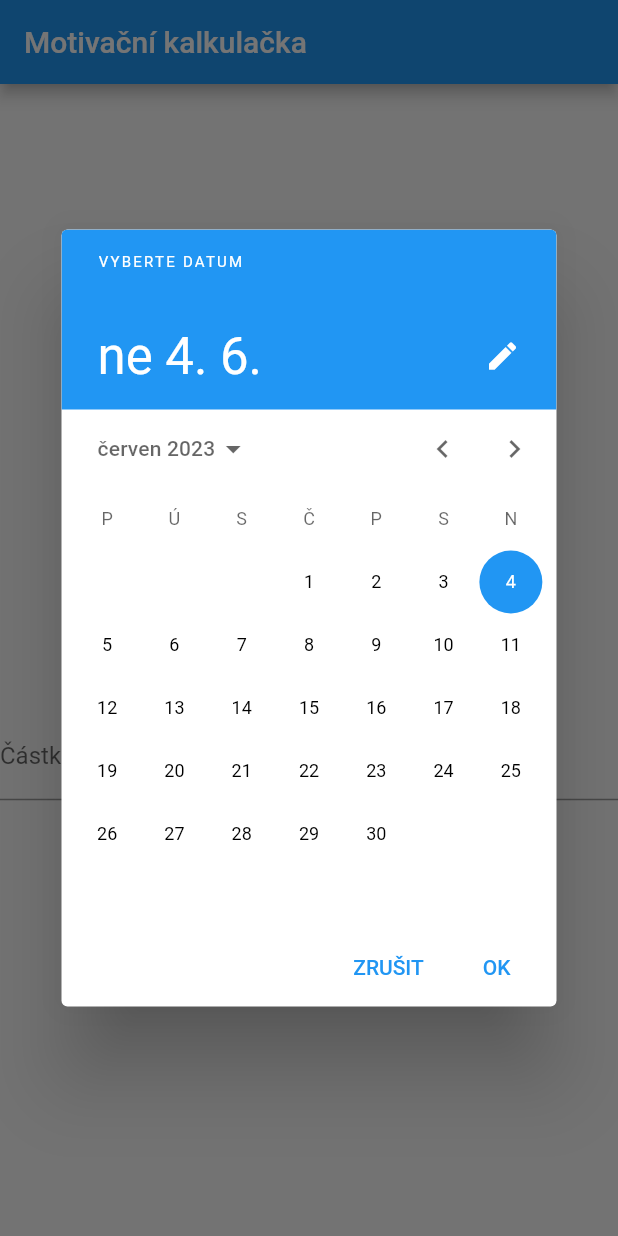
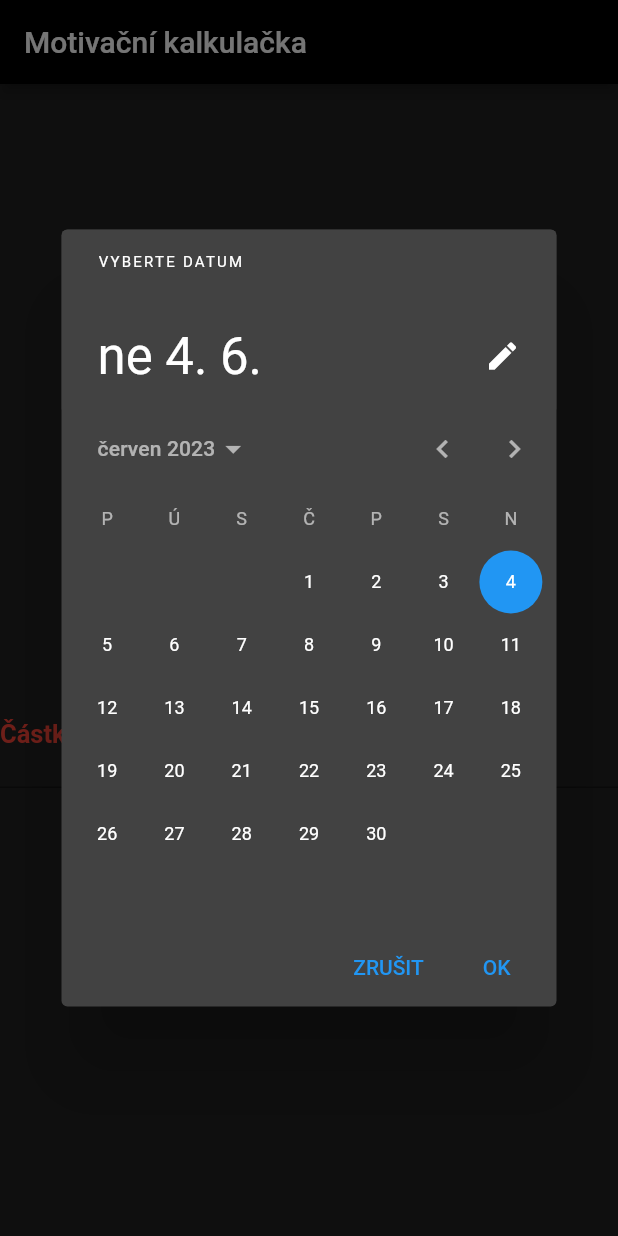
Before and after one commit to luklukass/counter_app, a Flutter app: the screen it shows after launch, after a tap on "Vyber", on a phone screen of 412 x 824 dp. Run offline on Flutter 3.47's test engine with Material 2 defaults, Android fonts, the light colour scheme and no system bars.

Commit message:
5st version, czech language

```diff
--- a/lib/main.dart
+++ b/lib/main.dart
@@ -1,5 +1,4 @@
 import 'package:flutter/material.dart';
-import 'package:intl/date_symbol_data_local.dart';
 import 'package:intl/intl.dart';
 import 'package:flutter_localizations/flutter_localizations.dart';
 
@@ -17,16 +16,14 @@ class MyApp extends StatefulWidget {
 class _MyAppState extends State<MyApp> {
   @override
   Widget build(BuildContext context) {
-    return MaterialApp(
+    return const MaterialApp(
       title: 'Earnings Tracker',
-      theme: ThemeData(
-        primarySwatch: Colors.blue,
-      ),
+      // Apply dark theme to the app
       home: EarningsPage(),
-      localizationsDelegates: const [
+      localizationsDelegates: [
         GlobalMaterialLocalizations.delegate
       ],
-      supportedLocales: const [
+      supportedLocales: [
         Locale('en'),
         Locale('cs')
       ],
@@ -57,8 +54,8 @@ class _EarningsPageState extends State<EarningsPage> {
         context: context,
         builder: (BuildContext context) {
           return AlertDialog(
-            title: const Text('Invalid Date'),
-            content: const Text('Please enter a valid date range.'),
+            title: const Text('Špatné datum'),
+            content: const Text('Datum příjezdu nesmí být v budoucnu.'),
             actions: [
               TextButton(
                 child: const Text('OK'),
@@ -118,7 +115,12 @@ class _EarningsPageState extends State<EarningsPage> {
       initialDate: DateTime.now(),
       firstDate: DateTime(2000),
       lastDate: DateTime(2100),
-
+      builder: (BuildContext context, Widget? child) {
+        return Theme(
+          data: ThemeData.dark(), // Apply dark theme to the date picker
+          child: child!,
+        );
+      },
     );
 
     if (picked != null) {
@@ -137,24 +139,39 @@ class _EarningsPageState extends State<EarningsPage> {
     return Scaffold(
       appBar: AppBar(
         title: const Text('Motivační kalkulačka'),
+        backgroundColor: Colors.black,
       ),
-      body: Center(
+      body: Container(
+        decoration: BoxDecoration(
+          color: Colors.black87,
+        ),
+        child: Center(
           child: Column(
             mainAxisAlignment: MainAxisAlignment.center,
             children: <Widget>[
-            const Text(
-              'Nastav datum přijezdu a odjezdu',
-              style: TextStyle(fontSize: 20.0),
-            ),
               const SizedBox(height: 20.0),
               Row(
                 mainAxisAlignment: MainAxisAlignment.spaceEvenly,
                 children: <Widget>[
                   Column(
                     children: [
-                    const Text('Příjezd'),
+                      const Text(
+                        'Příjezd',
+                        style: TextStyle(
+                          fontSize: 15.0,
+                          color: Colors.yellowAccent,
+                          fontWeight: FontWeight.bold,
+                        ),
+                      ),
                       const SizedBox(height: 10.0),
-                    Text(_startDate == null ? 'Nevybráno' : DateFormat.yMd('cs').format(_startDate!)),
+                      Text(
+                        _startDate == null ? 'Nevybráno' : DateFormat.yMd('cs').format(_startDate!),
+                        style: TextStyle(
+                          fontSize: 17.0,
+                          color: Colors.yellowAccent,
+                          fontWeight: FontWeight.bold,
+                        ),
+                      ),
                       const SizedBox(height: 10.0),
                       ElevatedButton(
                         child: const Text('Vyber'),
@@ -166,14 +183,27 @@ class _EarningsPageState extends State<EarningsPage> {
                   ),
                   Column(
                     children: [
-                    const Text('Odjezd'),
+                      const Text(
+                        'Odjezd',
+                        style: TextStyle(
+                          fontSize: 15.0,
+                          color: Colors.greenAccent,
+                          fontWeight: FontWeight.bold,
+                        ),
+                      ),
                       const SizedBox(height: 10.0),
-                    Text(_endDate == null ? 'Nevybráno' : DateFormat.yMd('cs').format(_endDate!)),
+                      Text(
+                        _endDate == null ? 'Nevybráno' : DateFormat.yMd('cs').format(_endDate!),
+                        style: TextStyle(
+                          fontSize: 17.0,
+                          color: Colors.greenAccent,
+                          fontWeight: FontWeight.bold,
+                        ),
+                      ),
                       const SizedBox(height: 10.0),
                       ElevatedButton(
                         child: const Text('Vyber'),
                         onPressed: () {
-
                           _selectDate(context, false);
                         },
                       ),
@@ -184,11 +214,21 @@ class _EarningsPageState extends State<EarningsPage> {
               const SizedBox(height: 20.0),
               const Text(
                 'Zadej částku výdělku za jeden den',
-              style: TextStyle(fontSize: 20.0),
+                style: TextStyle(
+                  fontSize: 20.0,
+                  color: Colors.grey,
+                  fontWeight: FontWeight.bold,
+                ),
               ),
               const SizedBox(height: 10.0),
               TextField(
                 keyboardType: TextInputType.number,
+                style: TextStyle(
+                  color: Colors.green,
+                  fontSize: 25.0,
+                  fontWeight: FontWeight.bold,
+                ),
+                keyboardAppearance: Brightness.dark,
                 onChanged: (value) {
                   setState(() {
                     _earnedMoney = double.parse(value);
@@ -197,9 +237,22 @@ class _EarningsPageState extends State<EarningsPage> {
                 decoration: const InputDecoration(
                   labelText: 'Částka',
                   hintText: 'Zadej částku',
+                  labelStyle: TextStyle(
+                    color: Colors.red,
+                    fontSize: 17.0,
+                    fontWeight: FontWeight.bold,
+                  ),
+                  hintStyle: TextStyle(
+                    color: Colors.green,
+                    fontSize: 17.0,
+                    fontWeight: FontWeight.bold,
                   ),
                 ),
-            const SizedBox(height: 20.0),
+              ),
+              const SizedBox(
+                height: 30.0,
+                width: 100,
+              ),
               ElevatedButton(
                 onPressed: _calculateEarnings,
                 child: const Text('Vypočítej'),
@@ -207,6 +260,7 @@ class _EarningsPageState extends State<EarningsPage> {
             ],
           ),
         ),
+      ),
     );
   }
 }
--- a/pubspec.yaml
+++ b/pubspec.yaml
@@ -63,8 +63,8 @@ flutter:
   uses-material-design: true
 
   # To add assets to your application, add an assets section, like this:
-  # assets:
-  #   - images/a_dot_burr.jpeg
+  assets:
+   - assets/
   #   - images/a_dot_ham.jpeg
 
   # An image asset can refer to one or more resolution-specific "variants", see
```
Also changed, not shown: assets/one.jpg (added). Lines whose indentation alone changed are shown as unchanged.
